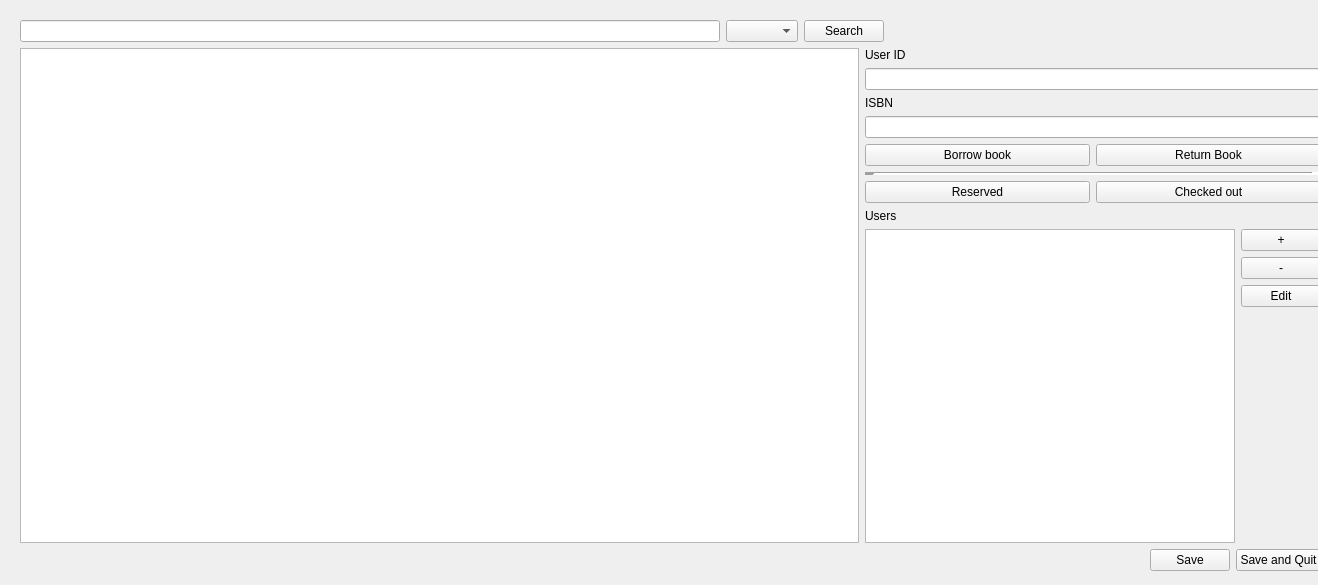
This is LibraryManagement/useroptions.ui in Alex-BusNet/LibraryManagement as Qt 5 draws it before an edit. The edited form follows.
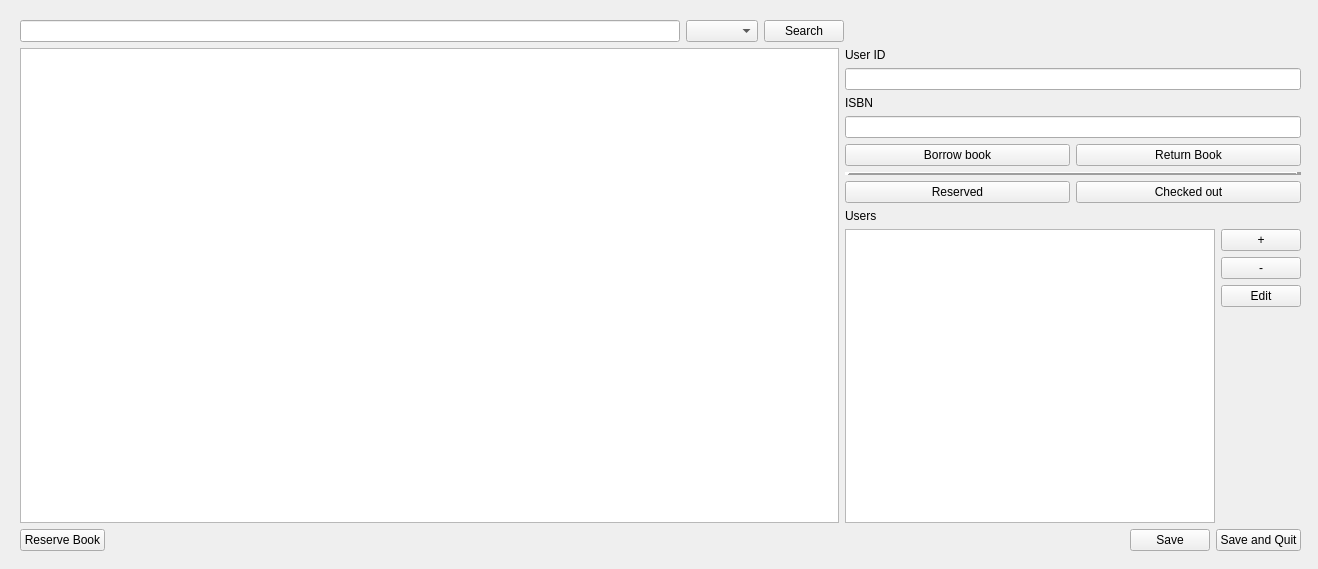
This is the edited form.

Patch:
```diff
--- a/LibraryManagement/useroptions.ui
+++ b/LibraryManagement/useroptions.ui
@@ -7,7 +7,7 @@
     <x>0</x>
     <y>0</y>
     <width>1318</width>
-    <height>585</height>
+    <height>569</height>
    </rect>
   </property>
   <property name="sizePolicy">
@@ -31,8 +31,8 @@
    </property>
    <property name="geometry">
     <rect>
-     <x>10</x>
-     <y>10</y>
+     <x>0</x>
+     <y>0</y>
      <width>1311</width>
      <height>561</height>
     </rect>
@@ -65,6 +65,18 @@
      <property name="sizeConstraint">
       <enum>QLayout::SetDefaultConstraint</enum>
      </property>
+     <property name="leftMargin">
+      <number>10</number>
+     </property>
+     <property name="topMargin">
+      <number>10</number>
+     </property>
+     <property name="rightMargin">
+      <number>10</number>
+     </property>
+     <property name="bottomMargin">
+      <number>10</number>
+     </property>
      <item>
       <layout class="QHBoxLayout" name="horizontalLayout_3">
        <item>
@@ -77,7 +89,7 @@
          </property>
          <property name="minimumSize">
           <size>
-           <width>700</width>
+           <width>660</width>
            <height>0</height>
           </size>
          </property>
@@ -285,10 +297,10 @@
               <enum>QFrame::HLine</enum>
              </property>
              <property name="frameShadow">
-              <enum>QFrame::Sunken</enum>
+              <enum>QFrame::Raised</enum>
              </property>
              <property name="lineWidth">
-              <number>10</number>
+              <number>5</number>
              </property>
             </widget>
            </item>
@@ -428,6 +440,19 @@
      </item>
      <item>
       <layout class="QHBoxLayout" name="horizontalLayout_4">
+       <item>
+        <widget class="QPushButton" name="reserveBookButton">
+         <property name="minimumSize">
+          <size>
+           <width>85</width>
+           <height>0</height>
+          </size>
+         </property>
+         <property name="text">
+          <string>Reserve Book</string>
+         </property>
+        </widget>
+       </item>
        <item>
         <spacer name="horizontalSpacer_2">
          <property name="orientation">
```
Left out of the diff: 2 changed lines with no effect on the pictures.
